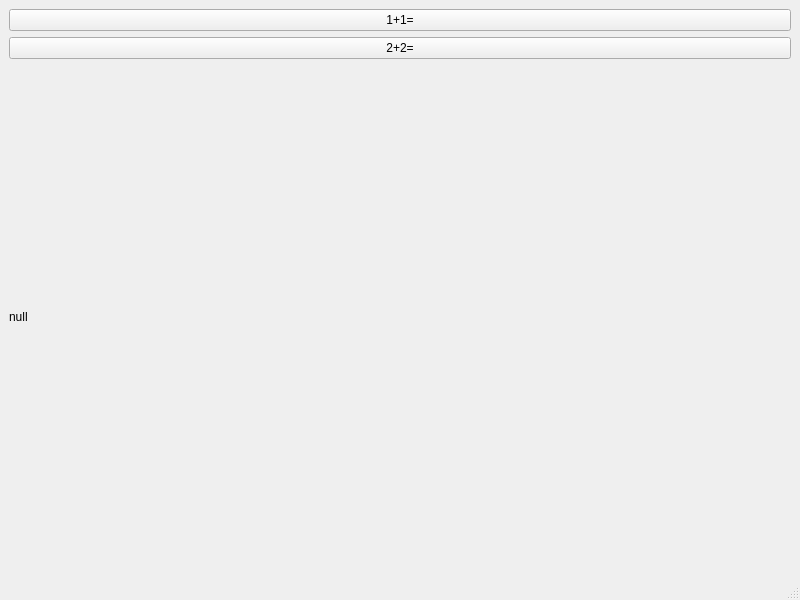
Before: the Qt Designer form Apps/DemoApp/MainWindow.ui in gukazma/DJIWaypointGenerator, drawn with Qt 5.
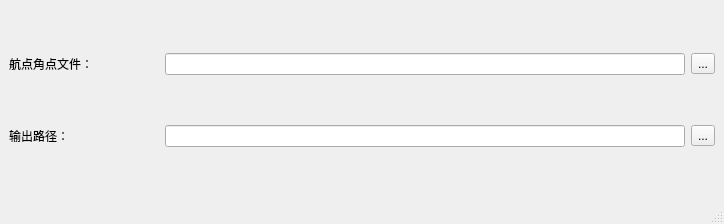
After: the same form once the commit is applied.

The edit to the form file:
```diff
--- a/Apps/DemoApp/MainWindow.ui
+++ b/Apps/DemoApp/MainWindow.ui
@@ -6,8 +6,8 @@
    <rect>
     <x>0</x>
     <y>0</y>
-    <width>800</width>
-    <height>600</height>
+    <width>724</width>
+    <height>224</height>
    </rect>
   </property>
   <property name="windowTitle">
@@ -16,25 +16,70 @@
   <widget class="QWidget" name="centralwidget">
    <layout class="QVBoxLayout" name="verticalLayout">
     <item>
-     <widget class="QPushButton" name="pushButton">
-      <property name="text">
-       <string>1+1=</string>
-      </property>
-     </widget>
+     <layout class="QHBoxLayout" name="horizontalLayout">
+      <item>
+       <widget class="QLabel" name="label">
+        <property name="minimumSize">
+         <size>
+          <width>150</width>
+          <height>0</height>
+         </size>
+        </property>
+        <property name="maximumSize">
+         <size>
+          <width>150</width>
+          <height>16777215</height>
+         </size>
+        </property>
+        <property name="text">
+         <string>航点角点文件：</string>
+        </property>
+       </widget>
+      </item>
+      <item>
+       <widget class="QLineEdit" name="lineEdit_input"/>
+      </item>
+      <item>
+       <widget class="QToolButton" name="toolButton_input">
+        <property name="text">
+         <string>...</string>
+        </property>
+       </widget>
+      </item>
+     </layout>
     </item>
     <item>
-     <widget class="QPushButton" name="pushButton_2">
-      <property name="text">
-       <string>2+2=</string>
-      </property>
-     </widget>
-    </item>
-    <item>
-     <widget class="QLabel" name="label">
-      <property name="text">
-       <string>null</string>
-      </property>
-     </widget>
+     <layout class="QHBoxLayout" name="horizontalLayout_2">
+      <item>
+       <widget class="QLabel" name="label_2">
+        <property name="minimumSize">
+         <size>
+          <width>150</width>
+          <height>0</height>
+         </size>
+        </property>
+        <property name="maximumSize">
+         <size>
+          <width>150</width>
+          <height>16777215</height>
+         </size>
+        </property>
+        <property name="text">
+         <string>输出路径：</string>
+        </property>
+       </widget>
+      </item>
+      <item>
+       <widget class="QLineEdit" name="lineEdit_ouput"/>
+      </item>
+      <item>
+       <widget class="QToolButton" name="toolButton_output">
+        <property name="text">
+         <string>...</string>
+        </property>
+       </widget>
+      </item>
+     </layout>
     </item>
    </layout>
   </widget>
```
Left out of the diff: 4 changed lines with no effect on the pictures.
